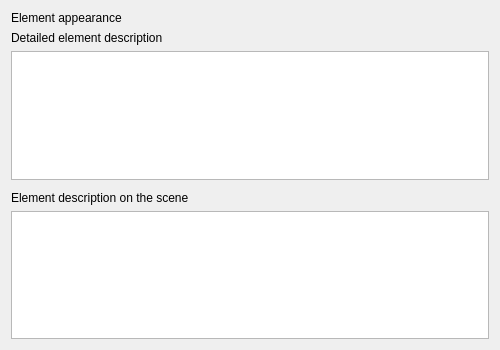
Before: the Qt Designer form src/plugins/workflow_designer/src/library/create_cmdline_based_worker/CreateCmdlineBasedWorkerWizardElementAppearancePage.ui in violethaze74/ugene, drawn with Qt 5.
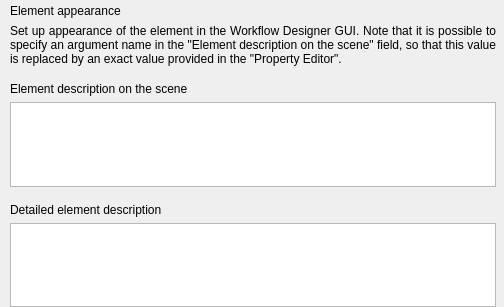
After: the same form once the commit is applied.

Commit message: UGENE-6464: the wizard was renamed to "Create Element with External Tool", it's appearance was updated.

The edit to the form file:
```diff
--- a/src/plugins/workflow_designer/src/library/create_cmdline_based_worker/CreateCmdlineBasedWorkerWizardElementAppearancePage.ui
+++ b/src/plugins/workflow_designer/src/library/create_cmdline_based_worker/CreateCmdlineBasedWorkerWizardElementAppearancePage.ui
@@ -6,14 +6,26 @@
    <rect>
     <x>0</x>
     <y>0</y>
-    <width>500</width>
-    <height>350</height>
+    <width>504</width>
+    <height>307</height>
    </rect>
   </property>
   <property name="windowTitle">
    <string>WizardPage</string>
   </property>
-  <layout class="QVBoxLayout" name="verticalLayout">
+  <layout class="QVBoxLayout" name="verticalLayout_4">
+   <property name="leftMargin">
+    <number>10</number>
+   </property>
+   <property name="topMargin">
+    <number>4</number>
+   </property>
+   <property name="rightMargin">
+    <number>8</number>
+   </property>
+   <property name="bottomMargin">
+    <number>0</number>
+   </property>
    <item>
     <widget class="QLabel" name="lblTitle">
      <property name="text">
@@ -22,59 +34,26 @@
     </widget>
    </item>
    <item>
-    <widget class="QWidget" name="descriptionContainer" native="true">
-     <layout class="QVBoxLayout" name="verticalLayout_3">
-      <property name="leftMargin">
-       <number>0</number>
-      </property>
-      <property name="topMargin">
-       <number>0</number>
-      </property>
-      <property name="rightMargin">
-       <number>0</number>
-      </property>
-      <property name="bottomMargin">
-       <number>0</number>
+    <layout class="QVBoxLayout" name="verticalLayout">
+     <property name="spacing">
+      <number>16</number>
       </property>
       <item>
-       <widget class="QLabel" name="lblDescription">
+      <widget class="QLabel" name="lblPageDescription">
         <property name="text">
-         <string>Detailed element description</string>
-        </property>
-       </widget>
-      </item>
-      <item>
-       <widget class="QTextEdit" name="teDescription">
-        <property name="sizeAdjustPolicy">
-         <enum>QAbstractScrollArea::AdjustToContentsOnFirstShow</enum>
-        </property>
-        <property name="acceptRichText">
+        <string>Set up appearance of the element in the Workflow Designer GUI. Note that it is possible to specify an argument name in the &quot;Element description on the scene&quot; field, so that this value is replaced by an exact value provided in the &quot;Property Editor&quot;.</string>
+       </property>
+       <property name="alignment">
+        <set>Qt::AlignJustify|Qt::AlignVCenter</set>
+       </property>
+       <property name="wordWrap">
          <bool>true</bool>
         </property>
        </widget>
-      </item>
-     </layout>
-    </widget>
-   </item>
-   <item>
-    <spacer name="verticalSpacer">
-     <property name="orientation">
-      <enum>Qt::Vertical</enum>
-     </property>
-     <property name="sizeType">
-      <enum>QSizePolicy::Fixed</enum>
-     </property>
-     <property name="sizeHint" stdset="0">
-      <size>
-       <width>20</width>
-       <height>5</height>
-      </size>
-     </property>
-    </spacer>
    </item>
    <item>
     <widget class="QWidget" name="prompterContainer" native="true">
-     <layout class="QVBoxLayout" name="verticalLayout_2">
+       <layout class="QVBoxLayout" name="verticalLayout_3">
       <property name="leftMargin">
        <number>0</number>
       </property>
@@ -110,6 +89,43 @@
       </item>
      </layout>
     </widget>
+     </item>
+     <item>
+      <widget class="QWidget" name="descriptionContainer" native="true">
+       <layout class="QVBoxLayout" name="verticalLayout_2">
+        <property name="leftMargin">
+         <number>0</number>
+        </property>
+        <property name="topMargin">
+         <number>0</number>
+        </property>
+        <property name="rightMargin">
+         <number>0</number>
+        </property>
+        <property name="bottomMargin">
+         <number>0</number>
+        </property>
+        <item>
+         <widget class="QLabel" name="lblDescription">
+          <property name="text">
+           <string>Detailed element description</string>
+          </property>
+         </widget>
+        </item>
+        <item>
+         <widget class="QTextEdit" name="teDescription">
+          <property name="sizeAdjustPolicy">
+           <enum>QAbstractScrollArea::AdjustToContentsOnFirstShow</enum>
+          </property>
+          <property name="acceptRichText">
+           <bool>true</bool>
+          </property>
+         </widget>
+        </item>
+       </layout>
+      </widget>
+     </item>
+    </layout>
    </item>
   </layout>
  </widget>
```
Lines whose indentation alone changed are shown as unchanged. The commit also changes 8 other files.
